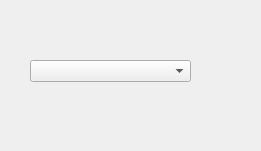
This is menu_singleCombobox.ui in Tosh007/DnD5_CharCreator as Qt 5 draws it before an edit. The edited form follows.
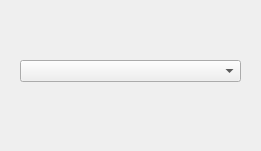
This is the edited form.

The edit to the form file:
```diff
--- a/menu_singleCombobox.ui
+++ b/menu_singleCombobox.ui
@@ -16,9 +16,9 @@
   <widget class="QComboBox" name="comboBox1">
    <property name="geometry">
     <rect>
-     <x>30</x>
+     <x>20</x>
      <y>60</y>
-     <width>161</width>
+     <width>221</width>
      <height>22</height>
     </rect>
    </property>
```
